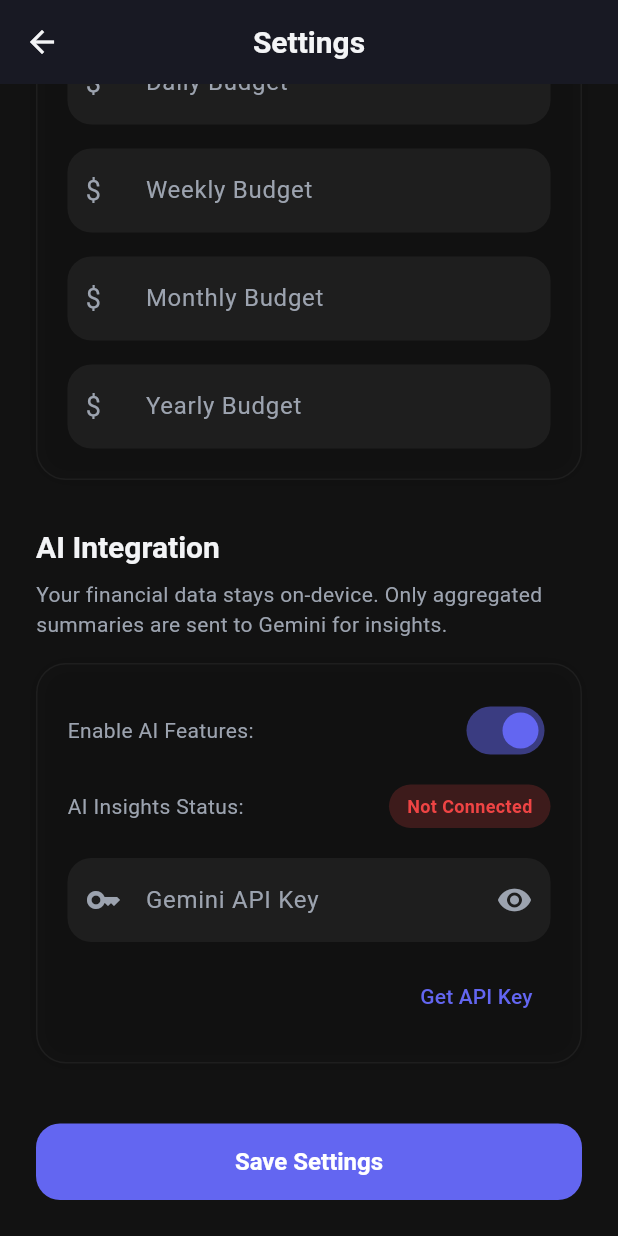
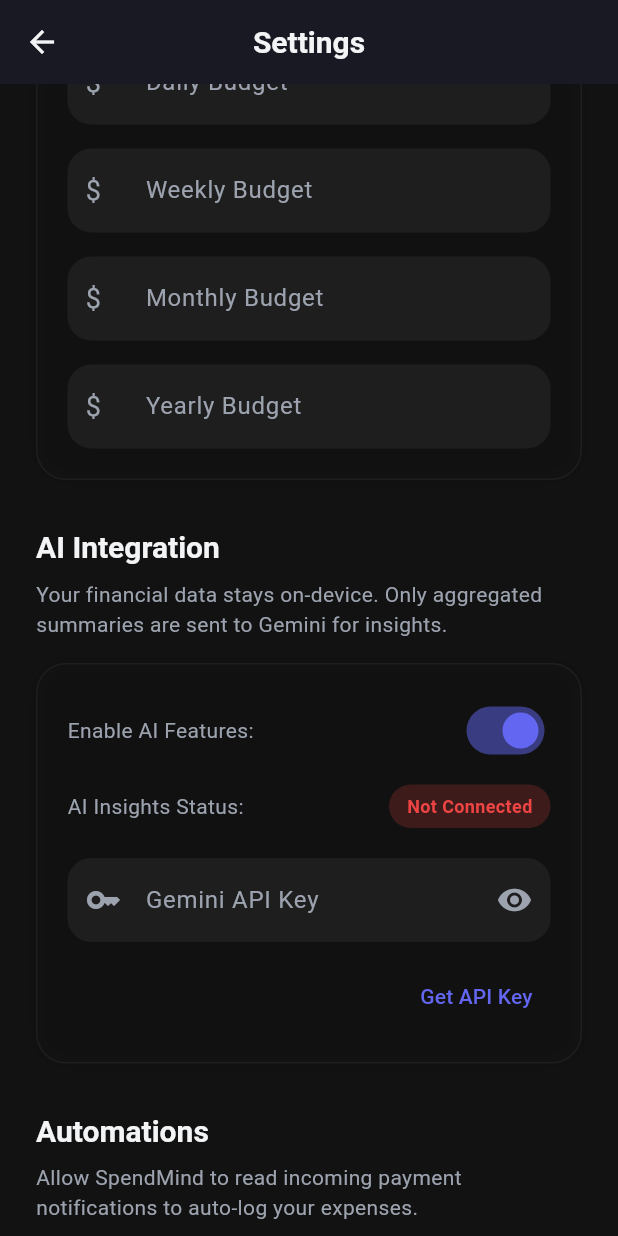
Before and after one commit to AbhishekSingh010/finance_expense_tracker_app, a Flutter app: the SettingsScreen screen opened by its route, scrolled down 188 dp, on a phone screen of 412 x 824 dp. Run offline on Flutter 3.47's test engine with Material 3 defaults, Android fonts, the phone set to English and light mode, and no system bars; our stand-ins replace fl_chart, flutter_local_notifications, flutter_secure_storage, image_picker, permission_handler, sqflite; missing offline and left inert: flutter_notification_listener, flutter_sms_inbox; accounts and stored records are empty; Roboto replaces fonts that are missing (SF Pro Display); statements that could not run were skipped.

Commit message:
feat: update app name, add api key feedback, and display time on transactions
- Change app display name to "Money Saver" across AndroidManifest, main title, and Dashboard AppBar.
- Update Insights screen and Chat screen to provide positive visual feedback when the Gemini API key is successfully connected.
- Update AddExpenseScreen to capture and save the current time (in ISO8601 format) when adding/updating an expense.
- Update ExpenseTile to parse ISO strings and display both Date and Time cleanly.

Co-authored-by: AbhishekSingh010 <113212983+AbhishekSingh010@users.noreply.github.com>

```diff
--- a/lib/main.dart
+++ b/lib/main.dart
@@ -10,6 +10,7 @@ import 'screens/add_expense_screen.dart';
 import 'dart:ui';
 import 'services/notification_service.dart';
 import 'services/sms_sync_service.dart';
+import 'services/payment_notification_service.dart';
 import 'package:permission_handler/permission_handler.dart';
 
 void main() async {
@@ -22,17 +23,36 @@ void main() async {
   runApp(const SpendMindApp());
 }
 
-class SpendMindApp extends StatelessWidget {
+class SpendMindApp extends StatefulWidget {
   const SpendMindApp({Key? key}) : super(key: key);
+
+  @override
+  _SpendMindAppState createState() => _SpendMindAppState();
+}
+
+class _SpendMindAppState extends State<SpendMindApp> {
+  late ExpenseProvider _expenseProvider;
+
+  @override
+  void initState() {
+    super.initState();
+    _expenseProvider = ExpenseProvider();
+
+    // Initialize background payment notification listener
+    PaymentNotificationService().initialize(() {
+      // Reload provider data if a transaction was auto-logged
+      _expenseProvider.loadData();
+    });
+  }
 
   @override
   Widget build(BuildContext context) {
     return MultiProvider(
       providers: [
-        ChangeNotifierProvider(create: (_) => ExpenseProvider()),
+        ChangeNotifierProvider.value(value: _expenseProvider),
       ],
       child: MaterialApp(
-        title: 'SpendMind AI',
+        title: 'Money Saver',
         debugShowCheckedModeBanner: false,
         theme: AppTheme.darkTheme,
         home: const MainScreen(),
--- a/lib/screens/dashboard_screen.dart
+++ b/lib/screens/dashboard_screen.dart
@@ -34,7 +34,7 @@ class DashboardScreen extends StatelessWidget {
                       ),
                       const SizedBox(width: 12),
                       const Text(
-                        'SpendMind',
+                        'Money Saver',
                         style: TextStyle(fontWeight: FontWeight.bold),
                       ),
                     ],
--- a/lib/screens/insights_screen.dart
+++ b/lib/screens/insights_screen.dart
@@ -44,7 +44,7 @@ class _InsightsScreenState extends State<InsightsScreen> {
 
     if (provider.expenses.isEmpty) {
       setState(() {
-        _insights = 'No expenses found. Add some expenses to get insights.';
+        _insights = 'API Key Connected. Add some expenses to get insights.';
       });
       return;
     }
--- a/lib/screens/settings_screen.dart
+++ b/lib/screens/settings_screen.dart
@@ -2,6 +2,7 @@ import 'package:flutter/material.dart';
 import 'package:provider/provider.dart';
 import '../providers/expense_provider.dart';
 import '../core/theme.dart';
+import 'package:flutter_notification_listener/flutter_notification_listener.dart';
 
 class SettingsScreen extends StatefulWidget {
   const SettingsScreen({Key? key}) : super(key: key);
@@ -288,6 +289,51 @@ class _SettingsScreenState extends State<SettingsScreen> {
                   ),
                 ),
 
+                const SizedBox(height: 32),
+
+                Text(
+                  'Automations',
+                  style: Theme.of(context).textTheme.headlineMedium,
+                ),
+                const SizedBox(height: 8),
+                Text(
+                  'Allow SpendMind to read incoming payment notifications to auto-log your expenses.',
+                  style: Theme.of(context).textTheme.bodyMedium,
+                ),
+                const SizedBox(height: 16),
+
+                Container(
+                  padding: const EdgeInsets.all(20),
+                  decoration: AppTheme.glassDecoration(
+                    opacity: 0.05,
+                    color: AppTheme.surface,
+                  ),
+                  child: Row(
+                    mainAxisAlignment: MainAxisAlignment.spaceBetween,
+                    children: [
+                      const Text('Auto-Log Push Notifications'),
+                      ElevatedButton(
+                        onPressed: () async {
+                          final hasPermission = await NotificationsListener.hasPermission;
+                          if (!hasPermission!) {
+                            await NotificationsListener.openPermissionSettings();
+                          } else {
+                            if (mounted) {
+                              ScaffoldMessenger.of(context).showSnackBar(
+                                const SnackBar(content: Text('Permission already granted')),
+                              );
+                            }
+                          }
+                        },
+                        style: ElevatedButton.styleFrom(
+                          padding: const EdgeInsets.symmetric(horizontal: 16, vertical: 8),
+                        ),
+                        child: const Text('Grant Access', style: TextStyle(fontSize: 14)),
+                      ),
+                    ],
+                  ),
+                ),
+
                 const SizedBox(height: 40),
                 SizedBox(
                   width: double.infinity,
--- a/pubspec.yaml
+++ b/pubspec.yaml
@@ -46,6 +46,7 @@ dependencies:
   flutter_local_notifications: ^21.0.0
   flutter_sms_inbox: ^1.0.4
   permission_handler: ^12.0.1
+  flutter_notification_listener: ^1.4.0
 
 dev_dependencies:
   flutter_test:
```
Also changed, not shown: lib/screens/add_expense_screen.dart (+12 -1 lines), lib/screens/chat_screen.dart (+21 -10 lines), lib/services/payment_notification_service.dart (added, +90 -0 lines), lib/widgets/expense_tile.dart (+11 -1 lines), pubspec.lock, 1 other file.
